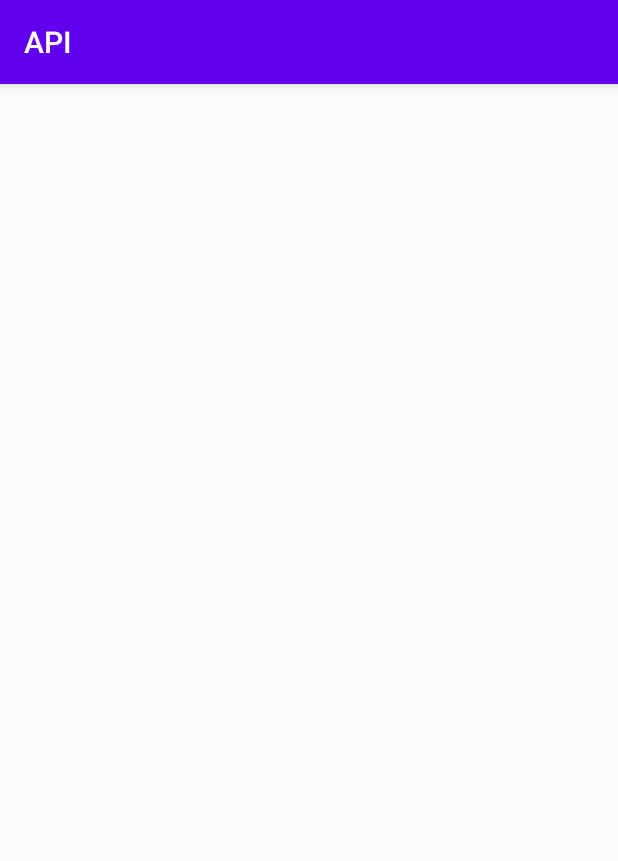
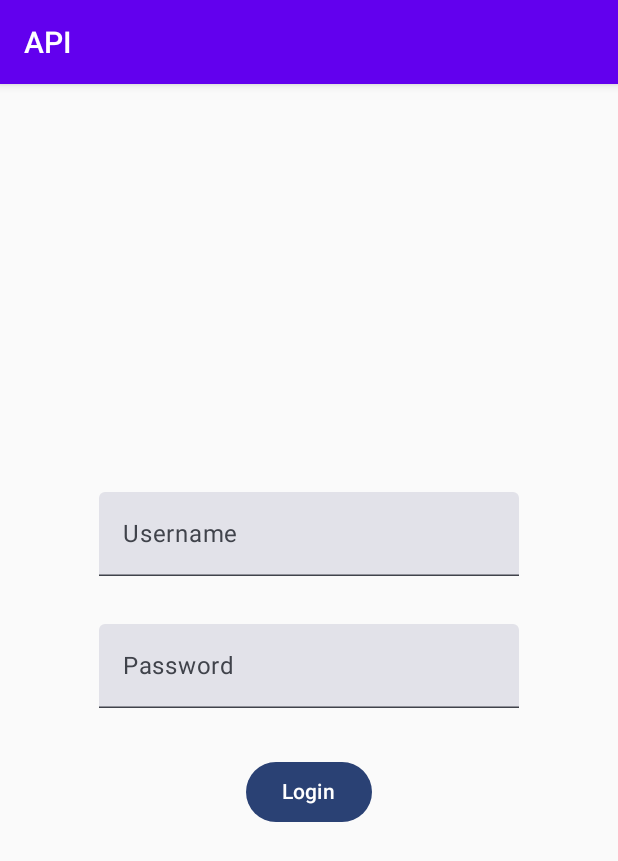
Before and after one commit to AnyaAven/sis-mobile, an Android app built with Jetpack Compose: the screen it shows after launch (MainActivity), on a phone screen of 412 x 824 dp. Shown: the top 861 px of the screen. Run offline under Robolectric (Android 15) with nearby library versions, the phone set to English and light mode, and no system bars; pictures from the network do not load.

Commit message:
Add form and auth WIP
Shows form but displays a 500 error

```diff
--- a/app/build.gradle.kts
+++ b/app/build.gradle.kts
@@ -66,6 +66,7 @@ dependencies {
     implementation(libs.androidx.ui.tooling.preview)
     implementation(libs.androidx.material3)
     implementation(libs.androidx.appcompat)
+    implementation(libs.androidx.lifecycle.viewmodel.android)
     testImplementation(libs.junit)
     androidTestImplementation(libs.androidx.junit)
     androidTestImplementation(libs.androidx.espresso.core)
--- a/app/src/main/java/com/example/api/MainActivity.kt
+++ b/app/src/main/java/com/example/api/MainActivity.kt
@@ -2,52 +2,106 @@ package com.example.api
 
 import android.os.Bundle
 import android.util.Log
+import androidx.activity.viewModels
 import androidx.appcompat.app.AppCompatActivity
 import androidx.compose.foundation.Image
 import androidx.compose.foundation.layout.*
 import androidx.compose.foundation.shape.CircleShape
 import androidx.compose.foundation.lazy.LazyColumn
 import androidx.compose.foundation.lazy.items
+import androidx.compose.foundation.text.KeyboardActions
+import androidx.compose.foundation.text.KeyboardOptions
+import androidx.compose.material3.Button
 import androidx.compose.material3.MaterialTheme
 import androidx.compose.material3.Scaffold
 import androidx.compose.material3.Surface
 import androidx.compose.material3.Text
+import androidx.compose.material3.TextField
 import androidx.compose.runtime.Composable
+import androidx.compose.runtime.getValue
+import androidx.compose.runtime.mutableStateOf
+import androidx.compose.runtime.remember
+import androidx.compose.runtime.setValue
+import androidx.compose.ui.Alignment
 import androidx.compose.ui.Modifier
 import androidx.compose.ui.draw.clip
 import androidx.compose.ui.graphics.Color
 import androidx.compose.ui.unit.dp
 import androidx.compose.ui.platform.ComposeView
+import androidx.compose.ui.platform.LocalContext
+import androidx.compose.ui.text.input.ImeAction
 import androidx.compose.ui.tooling.preview.Preview
+import androidx.lifecycle.LiveData
+import androidx.lifecycle.MutableLiveData
+import androidx.lifecycle.Observer
+import androidx.lifecycle.ViewModel
+import androidx.lifecycle.ViewModelProvider
 import androidx.lifecycle.lifecycleScope
+import androidx.lifecycle.viewModelScope
 import coil.compose.rememberAsyncImagePainter
 import com.example.api.ui.theme.APITheme
 import kotlinx.coroutines.launch
 import retrofit2.Retrofit
 import retrofit2.converter.moshi.MoshiConverterFactory
+import retrofit2.http.Body
 import retrofit2.http.GET
 import retrofit2.http.Headers
+import retrofit2.http.POST
 
 class MainActivity : AppCompatActivity() {
+
+    private lateinit var serviceEvents: EventService
+    private val viewModel: LoginViewModel by viewModels()
+
     override fun onCreate(savedInstanceState: Bundle?) {
         super.onCreate(savedInstanceState)
         setContentView(R.layout.activity_main)
 
-        val serviceEvents = Retrofit.Builder()
+        // Initialize Retrofit service for events
+        serviceEvents = Retrofit.Builder()
             .baseUrl("http://10.0.2.2:8000/api/")
             .addConverterFactory(MoshiConverterFactory.create())
             .build()
             .create(EventService::class.java)
 
-        // Use the lifecycle scope to trigger the coroutine
+        // Observe ViewModel or handle login logic here
+        handleLogin()
+    }
+
+    private fun handleLogin() {
+        val viewModel = ViewModelProvider(this)[LoginViewModel::class.java]
+
+        val composeView = findViewById<ComposeView>(R.id.compose_view)
+        composeView.setContent {
+            APITheme {
+                LoginScreen(viewModel)
+            }
+        }
+
+        // Observe login state and perform actions accordingly
+        viewModel.loginState.observe(this, Observer { loginState ->
+            when (loginState) {
+                is LoginViewModel.LoginState.Loading -> {
+                    // Show loading indicator or handle UI state
+                }
+                is LoginViewModel.LoginState.Success -> {
+                    val token = loginState.token
+                    fetchEvents(token)
+                }
+                is LoginViewModel.LoginState.Error -> {
+
+                    Log.e("TAG_HANDLE_LOGIN_ERROR", "Login failed: ${loginState.error.message}")
+                }
+            }
+        })
+    }
+
+    private fun fetchEvents(token: String) {
         lifecycleScope.launch {
             try {
-                val eventsResponse = serviceEvents.getEvents()
-                Log.d("TAG_EVENTS_RESPONSE", eventsResponse.toString())
+                val eventsResponse = serviceEvents.getEvents("Token $token")
                 val events = eventsResponse.results
-                // Print the result of the network call to the Logcat
-
-                Log.d("TAG_EVENTS", events.toString())
+                Log.d("TAG_", "Events: $events")
                 // Update UI with the fetched data
                 val composeView = findViewById<ComposeView>(R.id.compose_view)
                 composeView.setContent {
@@ -56,10 +110,45 @@ class MainActivity : AppCompatActivity() {
                     }
                 }
             } catch (e: Exception) {
-                // Log the exception
-                Log.e("TAG_", "Error fetching", e)
+
+                Log.e("TAG_fetchEvents", "Error fetching events", e)
             }
         }
+    }
+}
+
+class LoginViewModel : ViewModel() {
+
+    private val _loginState = MutableLiveData<LoginState>()
+    val loginState: LiveData<LoginState> = _loginState
+
+    fun performLogin(username: String, password: String) {
+        _loginState.value = LoginState.Loading
+        Log.d("TAG_USER", "Username $username pwd $password")
+
+        viewModelScope.launch {
+            try {
+                val authService = Retrofit.Builder()
+                    .baseUrl("http://10.0.2.2:8000/api/")
+                    .addConverterFactory(MoshiConverterFactory.create())
+                    .build()
+                    .create(AuthService::class.java)
+                Log.d("TAG_API_", "Went to /api ")
+                val authResponse = authService.loginUser(LoginRequest(username, password))
+                Log.d("TAG_AUTH_RESP", authResponse.toString())
+                _loginState.value = LoginState.Success(authResponse.token)
+                Log.d("TAG_LOGIN_STATE", "Val ${_loginState.value}")
+            } catch (e: Exception) {
+                _loginState.value = LoginState.Error(e)
+                Log.e("TAG_LOGIN_ERROR", "Login failed", e)
+            }
+        }
+    }
+
+    sealed class LoginState {
+        data object Loading : LoginState()
+        data class Success(val token: String) : LoginState()
+        data class Error(val error: Exception) : LoginState()
     }
 }
 
@@ -75,10 +164,24 @@ data class EventResponse(
     val results: List<Event>
 )
 
+data class AuthResponse(
+    val token: String
+)
+
+data class LoginRequest(
+    val username: String,
+    val password: String
+)
+
+interface AuthService {
+    @POST("-token")
+    suspend fun loginUser(@Body loginRequest: LoginRequest): AuthResponse
+}
+
 interface EventService {
     @Headers("Authorization: Token 1876a0415265139fc3cddca821049590f6bf9544")
     @GET("events")
-    suspend fun getEvents(): EventResponse
+    suspend fun getEvents(token: String): EventResponse
 }
 
 @Composable
@@ -110,14 +213,47 @@ fun EventItem(event: Event) {
     }
 }
 
+@Composable
+fun LoginScreen(viewModel: LoginViewModel) {
+    Column(
+        modifier = Modifier.fillMaxSize(),
+        verticalArrangement = Arrangement.Center,
+        horizontalAlignment = Alignment.CenterHorizontally
+    ) {
+        val context = LocalContext.current
 
-@Composable
-fun Greeting(name: String, modifier: Modifier = Modifier) {
-    Surface(color = Color.Cyan) {
-        Text(
-            text = "Hi, my name is slim shady",
-            modifier = modifier
+        var username by remember { mutableStateOf("") }
+        var password by remember { mutableStateOf("") }
+
+        TextField(
+            value = username,
+            onValueChange = { username = it },
+            placeholder = { Text("Username") },
+            modifier = Modifier.padding(16.dp),
+            singleLine = true
         )
+
+        TextField(
+            value = password,
+            onValueChange = { password = it },
+            placeholder = { Text("Password") },
+            modifier = Modifier.padding(16.dp),
+            singleLine = true,
+            keyboardOptions = KeyboardOptions(imeAction = ImeAction.Done),
+            keyboardActions = KeyboardActions(onDone = {
+                // Trigger login when "Done" button is pressed on keyboard
+                viewModel.performLogin(username, password)
+            })
+        )
+
+        Button(
+            onClick = {
+                viewModel.performLogin(username, password)
+            },
+            modifier = Modifier.padding(16.dp)
+        ) {
+            Text("Login")
+        }
     }
 }
 
--- a/gradle/libs.versions.toml
+++ b/gradle/libs.versions.toml
@@ -14,6 +14,7 @@ composeBom = "2024.04.01"
 lifecycleRuntimeKtxVersion = "2.2.0"
 retrofit = "2.9.0"
 appcompat = "1.7.0"
+lifecycleViewmodelAndroid = "2.8.3"
 
 [libraries]
 androidx-constraintlayout = { module = "androidx.constraintlayout:constraintlayout", version.ref = "constraintlayout" }
@@ -36,6 +37,7 @@ androidx-ui-test-junit4 = { group = "androidx.compose.ui", name = "ui-test-junit
 androidx-material3 = { group = "androidx.compose.material3", name = "material3" }
 retrofit = { module = "com.squareup.retrofit2:retrofit", version.ref = "retrofit" }
 androidx-appcompat = { group = "androidx.appcompat", name = "appcompat", version.ref = "appcompat" }
+androidx-lifecycle-viewmodel-android = { group = "androidx.lifecycle", name = "lifecycle-viewmodel-android", version.ref = "lifecycleViewmodelAndroid" }
 
 [plugins]
 android-application = { id = "com.android.application", version.ref = "agp" }
```
